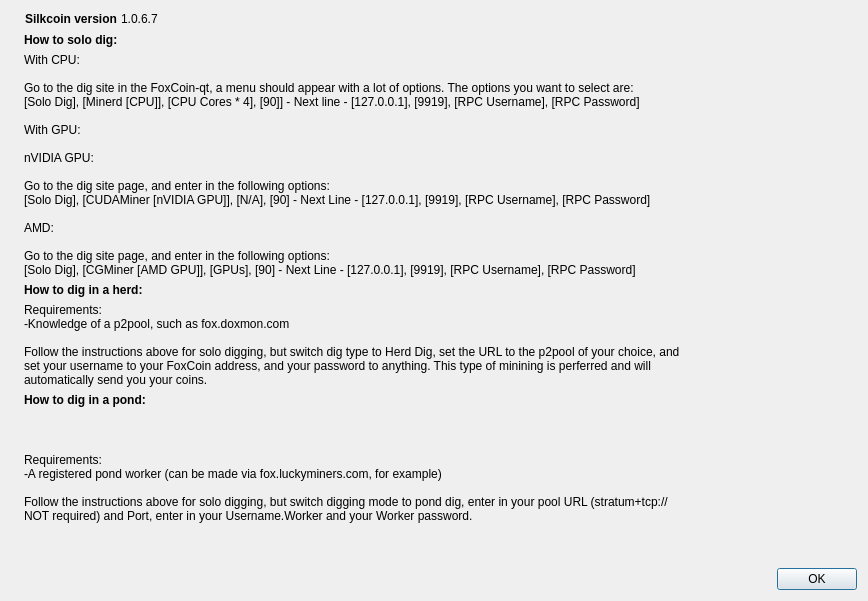
The window that src/qt/forms/tutoWriteDialog.ui (shnurf/silkcoin) describes before a commit, drawn with Qt 5.
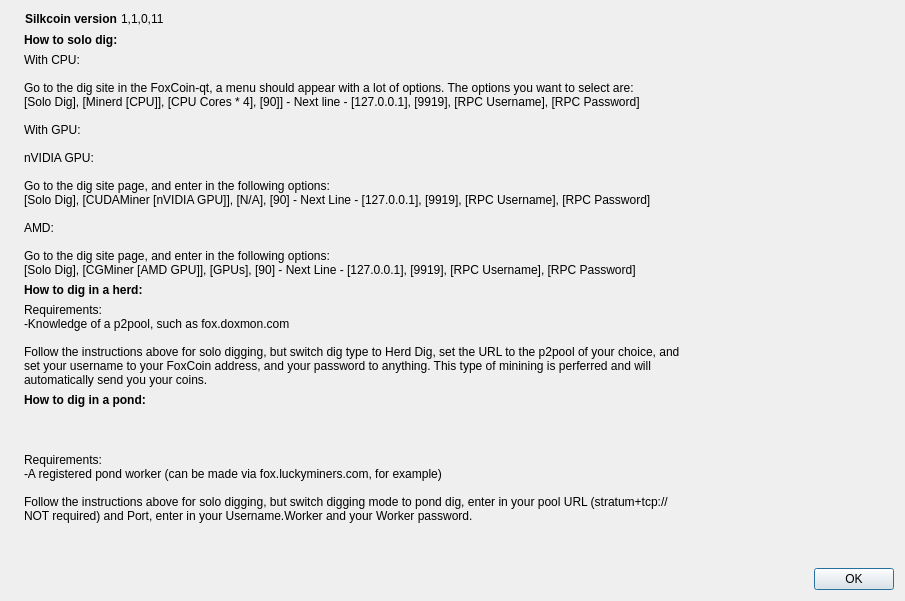
The same window after the commit. Icons and pictures are not drawn.

Diff of the .ui file:
```diff
--- a/src/qt/forms/tutoWriteDialog.ui
+++ b/src/qt/forms/tutoWriteDialog.ui
@@ -6,7 +6,7 @@
    <rect>
     <x>0</x>
     <y>0</y>
-    <width>868</width>
+    <width>905</width>
     <height>601</height>
    </rect>
   </property>
@@ -93,7 +93,7 @@
            <cursorShape>IBeamCursor</cursorShape>
           </property>
           <property name="text">
-           <string notr="true">1.0.6.7</string>
+           <string notr="true">1,1,0,11</string>
           </property>
           <property name="textFormat">
            <enum>Qt::RichText</enum>
```
